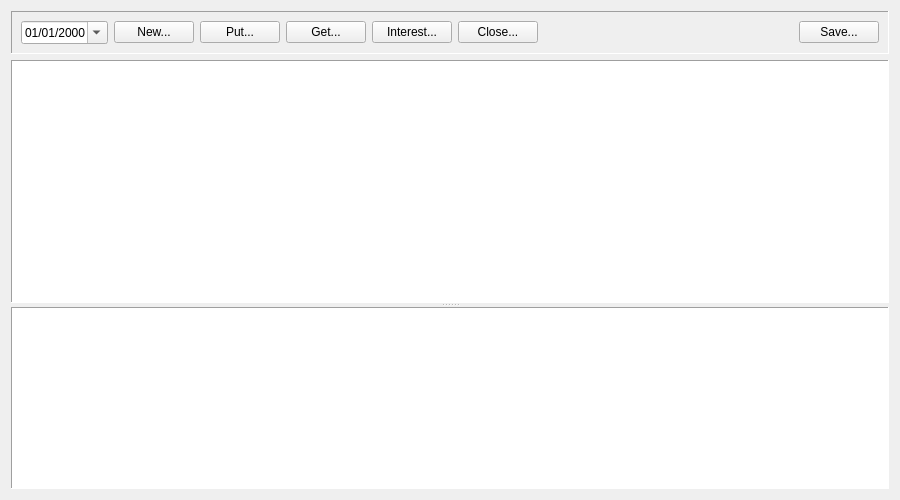
Above: jal/ui/reports/deposits_report.ui from titov-vv/jal before the change. Below: the same form after it.
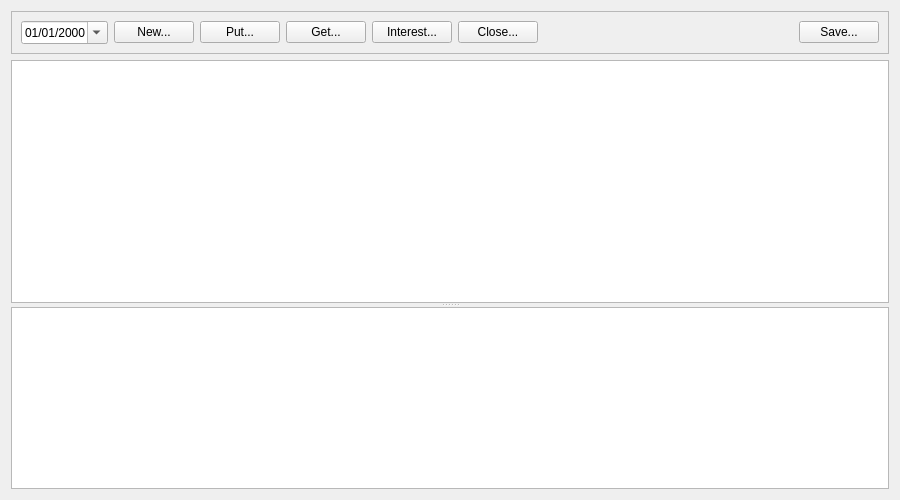
That is the form after the change. Custom widgets are drawn as their Qt base class.

Commit message: Widget sizes, frame styles and icon colors from Qt and the palette instead of hard-coded.

```diff
--- a/jal/ui/reports/deposits_report.ui
+++ b/jal/ui/reports/deposits_report.ui
@@ -17,10 +17,7 @@
    <item>
     <widget class="QFrame" name="ReportParamsFrame">
      <property name="frameShape">
-      <enum>QFrame::Shape::Panel</enum>
-     </property>
-     <property name="frameShadow">
-      <enum>QFrame::Shadow::Sunken</enum>
+      <enum>QFrame::Shape::StyledPanel</enum>
      </property>
      <layout class="QGridLayout" name="gridLayout">
       <item row="0" column="0">
@@ -121,12 +118,6 @@
         <verstretch>4</verstretch>
        </sizepolicy>
       </property>
-      <property name="frameShape">
-       <enum>QFrame::Shape::Panel</enum>
-      </property>
-      <property name="frameShadow">
-       <enum>QFrame::Shadow::Sunken</enum>
-      </property>
       <property name="editTriggers">
        <set>QAbstractItemView::EditTrigger::NoEditTriggers</set>
       </property>
@@ -159,12 +150,6 @@
         <verstretch>3</verstretch>
        </sizepolicy>
       </property>
-      <property name="frameShape">
-       <enum>QFrame::Shape::Panel</enum>
-      </property>
-      <property name="frameShadow">
-       <enum>QFrame::Shadow::Sunken</enum>
-      </property>
       <property name="editTriggers">
        <set>QAbstractItemView::EditTrigger::NoEditTriggers</set>
       </property>
```
The commit also changes 71 other files.
